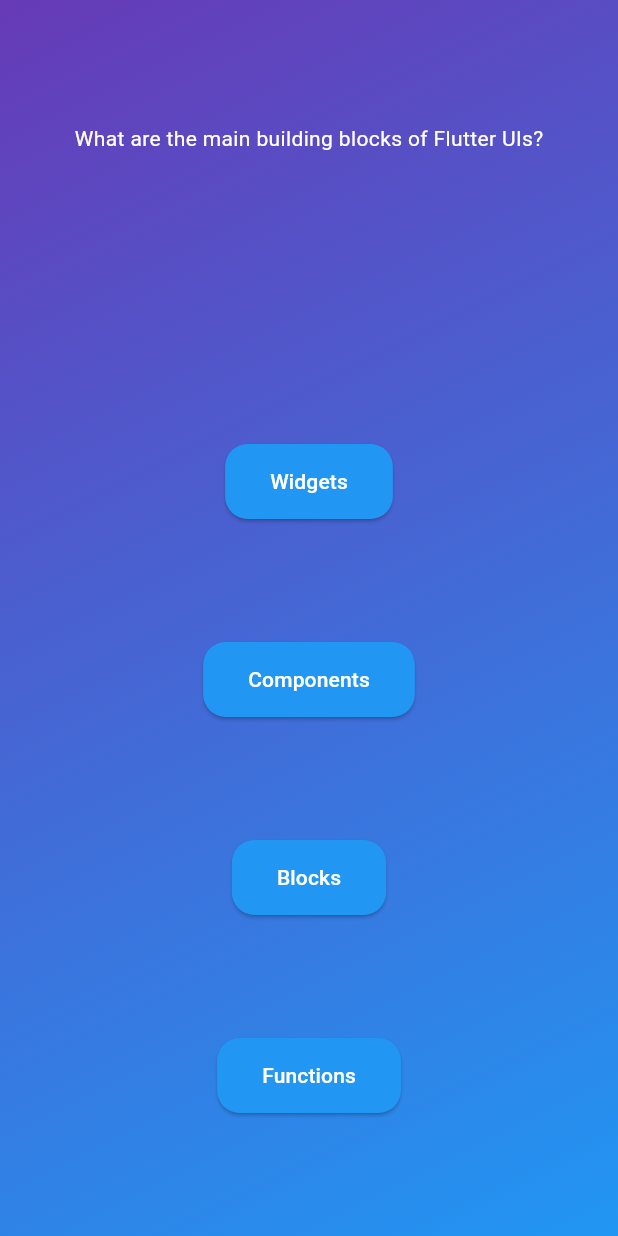
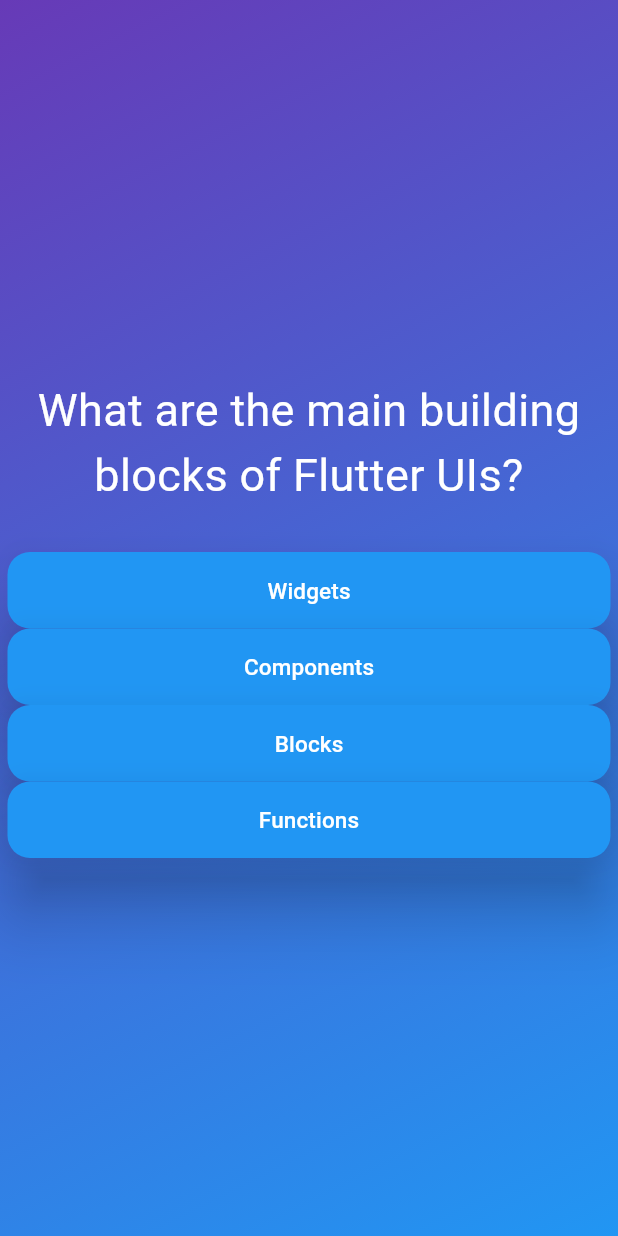
Before and after one commit to GitKaran01/QUIZ_APP, a Flutter app: the screen it shows after launch, after a tap on "Start Quiz", on a phone screen of 412 x 824 dp. Run offline on Flutter 3.47's test engine with Material 3 defaults, Android fonts, the phone set to English and light mode, and no system bars.

Commit message:
moving forward

```diff
--- a/lib/answer_button.dart
+++ b/lib/answer_button.dart
@@ -9,7 +9,6 @@ class AnswerButton extends StatelessWidget {
 
   @override
   Widget build(context) {
-
     return ElevatedButton(
       onPressed: onTap,
       style: ElevatedButton.styleFrom(
@@ -17,8 +16,12 @@ class AnswerButton extends StatelessWidget {
           backgroundColor: Colors.blue,
           foregroundColor: Colors.white,
           shape:
-              RoundedRectangleBorder(borderRadius: BorderRadius.circular(15))),
-      child: Text(answerText),
+              RoundedRectangleBorder(borderRadius: BorderRadius.circular(15)),
+          elevation: 20),
+      child: Text(
+        answerText,
+        style: TextStyle(fontSize: 15),
+      ),
     );
   }
 }
--- a/lib/questions._screen.dart
+++ b/lib/questions._screen.dart
@@ -10,35 +10,37 @@ class QuestionsScreen extends StatefulWidget {
   }
 }
 
-
-
 class _QuestionsScreen extends State<QuestionsScreen> {
   @override
   Widget build(context) {
     final currentQuestion = questions[0];
 
-
-
     return SizedBox(
       width: double.infinity,
+      child: Container(
+        margin: EdgeInsets.all(5),
         child: Column(
-        mainAxisAlignment: MainAxisAlignment.spaceEvenly,
+          mainAxisAlignment: MainAxisAlignment.center,
+          crossAxisAlignment: CrossAxisAlignment.stretch,
           children: [
-
             Text(
               currentQuestion.text,
-            style: const TextStyle(color: Colors.white),
+              style: const TextStyle(color: Colors.white, fontSize: 30),
+              textAlign: TextAlign.center,
             ),
 
             SizedBox(height: 30),
 
             ...currentQuestion.answers.map((answer) {
-            return AnswerButton(answerText: answer,onTap: () {},);
+              return AnswerButton(
+                answerText: answer,
+                onTap: () {},
+              );
             })
             // Now answer buttons will get created dynamically according to the number of questions given.
             // Mapping list using spread operator
-
           ],
+        ),
       ),
     );
   }
```
Lines whose indentation alone changed are shown as unchanged.
